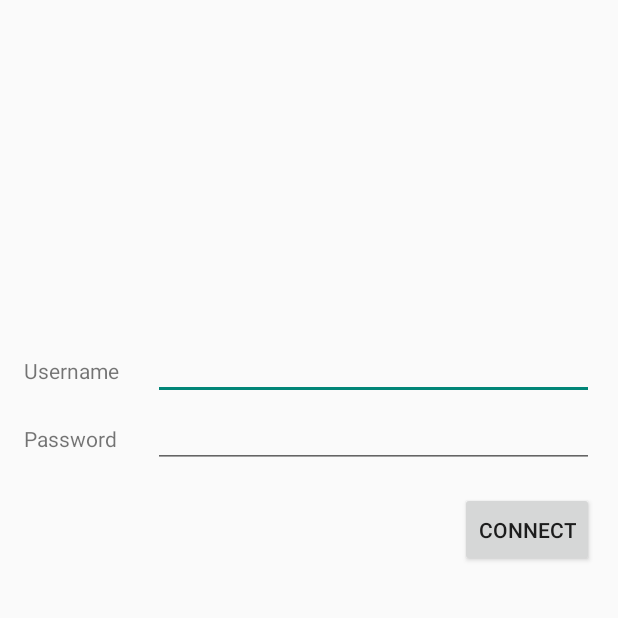
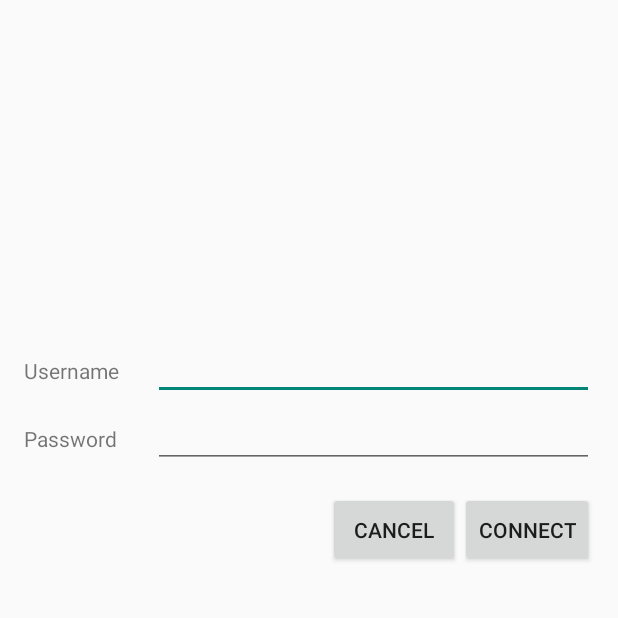
Before and after one commit to querat/epicture, an Android app: the Connection screen opened directly, with no data from a screen before it, on a phone screen of 412 x 824 dp, the top half of it. Run offline under Robolectric (Android 15) with nearby library versions, the phone set to English and light mode, and no system bars.

Commit message:
button manager connection view

```diff
--- a/app/src/main/java/com/example/querat_g/epicture/Connection.java
+++ b/app/src/main/java/com/example/querat_g/epicture/Connection.java
@@ -6,6 +6,7 @@ import android.graphics.drawable.Drawable;
 import android.os.Bundle;
 import android.support.v4.content.ContextCompat;
 import android.support.v4.widget.DrawerLayout;
+import android.view.View;
 import android.widget.ArrayAdapter;
 import android.widget.Button;
 import android.widget.EditText;
@@ -23,16 +24,44 @@ public class Connection extends MainActivity {
     private int       idImg;
     private Intent    intent;
     private EditText  txtUsername, txtPassword;
-    private Button    btnConnect;
+    private Button    btnConnect, btnCancel;
 
     @Override
     public void onCreate(Bundle savedInstanceState) {
         super.onCreate(savedInstanceState);
         this.setContentView(R.layout.connection);
+        loadClassVar();                                                                             // load class variables
+        loadDrawer();                                                                               // load left drawer
+        buttonManager();
+    }
+
+    /***
+     * init and set class variables
+     */
+    private void loadClassVar(){
         intent = getIntent();
         imgApi = (ImageView) findViewById(R.id.imageViewApi);
-        loadDrawer();
-        idImg = getResources().getIdentifier(intent.getStringExtra("api") + "_logo", "drawable", getPackageName());
-        imgApi.setImageResource(idImg);
+        idImg = getResources().getIdentifier(intent.getStringExtra("api") + "_logo",
+                "drawable", getPackageName());                                                      // get img res
+        txtPassword = (EditText) findViewById(R.id.editViewConnectPassword);                        // get password EditText
+        txtUsername = (EditText) findViewById(R.id.editViewConnectUsername);                        // get username EditText
+        btnConnect = (Button) findViewById(R.id.buttonConnectOk);                                   // get ok button
+        btnCancel = (Button) findViewById(R.id.buttonConnectCancel);                                // get cancel button
+        imgApi.setImageResource(idImg);                                                             // set img res
+    }
+
+    private void buttonManager(){
+        btnConnect.setOnClickListener(new View.OnClickListener() {
+            @Override
+            public void onClick(View view) {
+                Toast.makeText(getApplicationContext(), "ok button", Toast.LENGTH_LONG).show();
+            }
+        });
+        btnCancel.setOnClickListener(new View.OnClickListener() {
+            @Override
+            public void onClick(View view) {
+                Toast.makeText(getApplicationContext(), "cancel button", Toast.LENGTH_LONG).show();
+            }
+        });
     }
 }
--- a/app/src/main/res/layout/connection.xml
+++ b/app/src/main/res/layout/connection.xml
@@ -52,9 +52,19 @@
         android:layout_width="wrap_content"
         android:layout_height="50dp"
         android:layout_below="@id/editViewConnectPassword"
-        android:id="@+id/ok_button"
+        android:id="@+id/buttonConnectOk"
         android:layout_marginTop="@dimen/activity_vertical_margin"
         android:layout_alignEnd="@id/editViewConnectPassword"
+        />
+
+    <Button
+        android:text="@string/cancel"
+        android:layout_width="wrap_content"
+        android:layout_height="50dp"
+        android:layout_below="@id/editViewConnectPassword"
+        android:layout_toStartOf="@id/buttonConnectOk"
+        android:id="@+id/buttonConnectCancel"
+        android:layout_marginTop="@dimen/activity_vertical_margin"
         />
 
     <android.support.v4.widget.DrawerLayout
--- a/app/src/main/res/values/strings.xml
+++ b/app/src/main/res/values/strings.xml
@@ -3,6 +3,7 @@
     <string name="username">Username</string>
     <string name="password">Password</string>
     <string name="connect">Connect</string>
+    <string name="cancel">Cancel</string>
     <string-array name="items">
         <item>Imgur</item>
         <item>Flickr</item>
```
